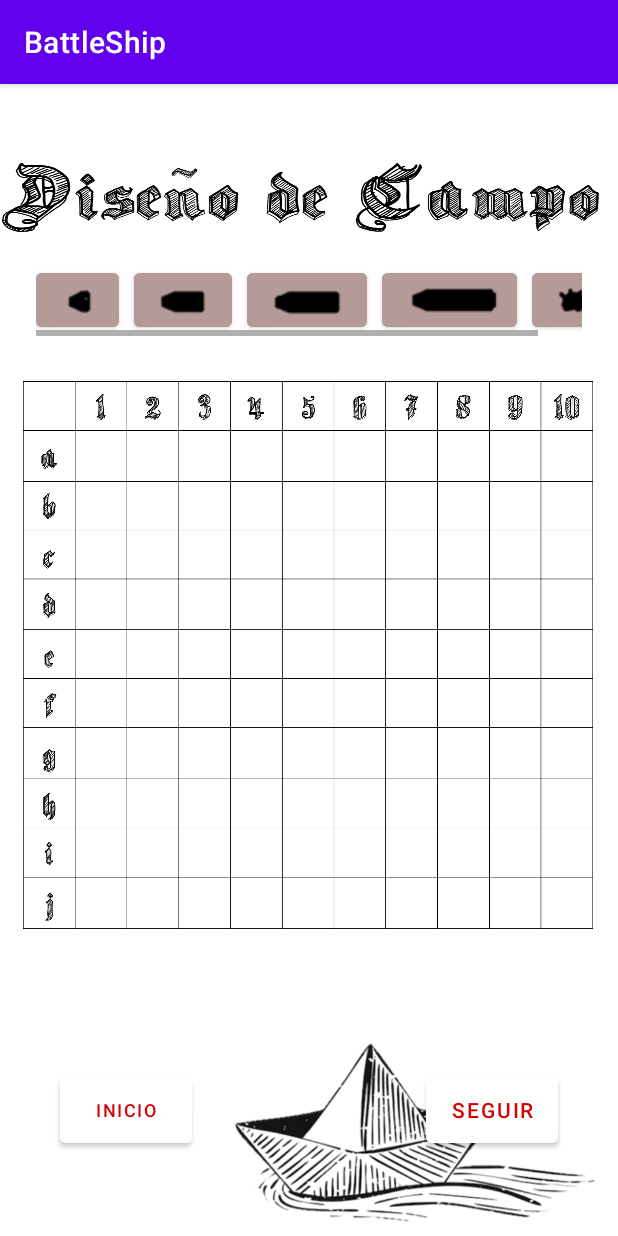
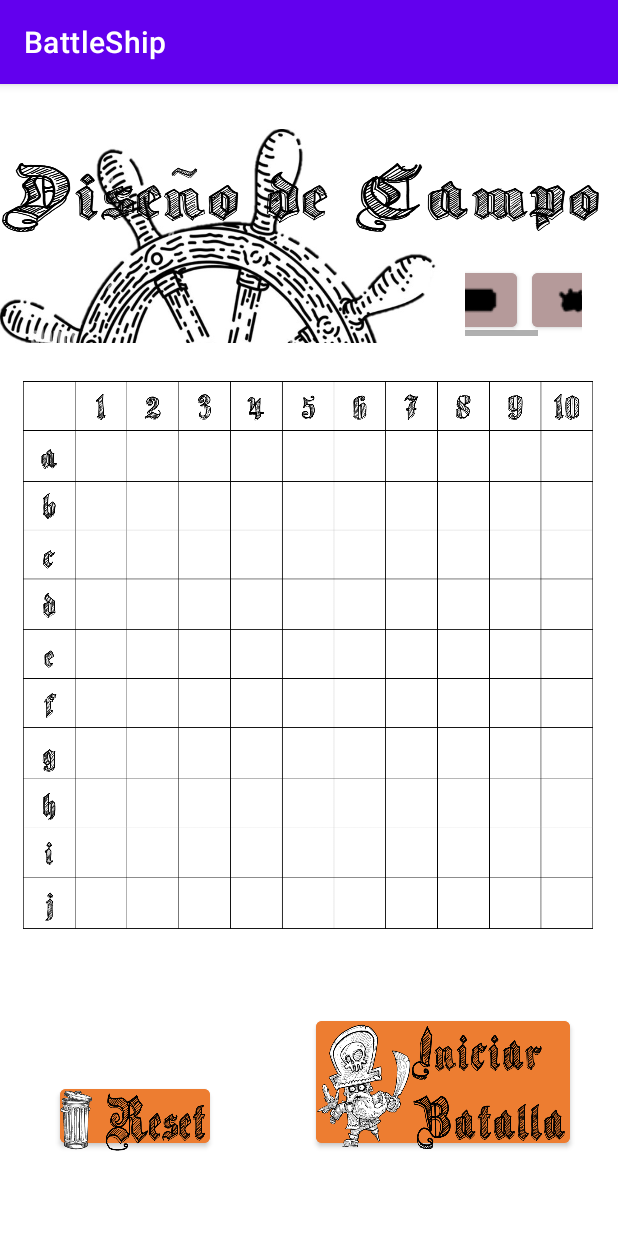
Before and after one commit to DimasSaucedo/BattleNavalAndroid, an Android app: the crea_tablero screen opened directly, with no data from a screen before it, on a phone screen of 412 x 824 dp. Run offline under Robolectric (Android 15) with nearby library versions, the phone set to English and light mode, and no system bars.

Commit message:
funcionalidad tablero y lista
agrege funcionalidad al botones de las vistas crea tablero y jugadoresLista, al igual que detalles de interfaz

```diff
--- a/app/src/main/java/com/example/battleship/crea_tablero.kt
+++ b/app/src/main/java/com/example/battleship/crea_tablero.kt
@@ -1,11 +1,24 @@
 package com.example.battleship
 
+import android.content.Intent
 import androidx.appcompat.app.AppCompatActivity
 import android.os.Bundle
+import android.widget.Button
 
 class crea_tablero : AppCompatActivity() {
     override fun onCreate(savedInstanceState: Bundle?) {
         super.onCreate(savedInstanceState)
         setContentView(R.layout.activity_crea_tablero)
+
+        val btnNext:Button=findViewById(R.id.btnNext)
+        val btnBorrar:Button=findViewById(R.id.btnNext)
+
+        btnNext.setOnClickListener{
+            val intent: Intent = Intent(this,campoBatalla::class.java)
+            startActivity(intent)
+        }
+        btnBorrar.setOnClickListener{
+            //borrar todas las naves
+        }
     }
 }
--- a/app/src/main/java/com/example/battleship/jugadoresLista.kt
+++ b/app/src/main/java/com/example/battleship/jugadoresLista.kt
@@ -1,11 +1,20 @@
 package com.example.battleship
 
+import android.content.Intent
 import androidx.appcompat.app.AppCompatActivity
 import android.os.Bundle
+import android.widget.Button
 
 class jugadoresLista : AppCompatActivity() {
     override fun onCreate(savedInstanceState: Bundle?) {
         super.onCreate(savedInstanceState)
         setContentView(R.layout.activity_jugadores_lista)
+
+        val btnDisenar:Button= findViewById(R.id.iniBatalla)
+
+        btnDisenar.setOnClickListener{
+            val intent: Intent = Intent(this,crea_tablero::class.java)
+            startActivity(intent)
+        }
     }
 }
--- a/app/src/main/res/layout/activity_crea_tablero.xml
+++ b/app/src/main/res/layout/activity_crea_tablero.xml
@@ -77,9 +77,18 @@
     </HorizontalScrollView>
 
     <ImageView
+        android:id="@+id/imageView6"
+        android:layout_width="310dp"
+        android:layout_height="408dp"
+        app:srcCompat="@drawable/timon"
+        tools:layout_editor_absoluteX="210dp"
+        tools:layout_editor_absoluteY="514dp" />
+
+    <ImageView
         android:id="@+id/imageView5"
         android:layout_width="381dp"
         android:layout_height="420dp"
+        android:background="#FFFFFF"
         app:layout_constraintBottom_toBottomOf="parent"
         app:layout_constraintEnd_toEndOf="parent"
         app:layout_constraintStart_toStartOf="parent"
@@ -88,35 +97,24 @@
         app:srcCompat="@drawable/tablero" />
 
     <Button
-        android:id="@+id/btnHome"
-        android:layout_width="wrap_content"
-        android:layout_height="56dp"
+        android:id="@+id/btnBorrar"
+        android:layout_width="100dp"
+        android:layout_height="wrap_content"
         android:layout_marginStart="40dp"
         android:layout_marginBottom="56dp"
-        android:backgroundTint="#FFFFFF"
-        android:text="Inicio"
-        android:textColor="#D50000"
-        android:textSize="12sp"
+        android:backgroundTint="#ed7d31"
+        android:foreground="@drawable/reset"
         app:layout_constraintBottom_toBottomOf="parent"
         app:layout_constraintStart_toStartOf="parent" />
 
-    <ImageView
-        android:id="@+id/imageView6"
-        android:layout_width="268dp"
-        android:layout_height="132dp"
-        app:layout_constraintBottom_toBottomOf="parent"
-        app:layout_constraintEnd_toEndOf="parent"
-        app:srcCompat="@drawable/barquito" />
-
     <Button
         android:id="@+id/btnNext"
-        android:layout_width="wrap_content"
-        android:layout_height="56dp"
-        android:layout_marginEnd="40dp"
+        android:layout_width="169dp"
+        android:layout_height="93dp"
+        android:layout_marginEnd="32dp"
         android:layout_marginBottom="56dp"
-        android:backgroundTint="#FFFFFF"
-        android:text="Seguir"
-        android:textColor="#D50000"
+        android:backgroundTint="#ed7d31"
+        android:foreground="@drawable/iniBatalla"
         app:layout_constraintBottom_toBottomOf="parent"
         app:layout_constraintEnd_toEndOf="parent" />
 
```
Also changed, not shown: app/src/main/res/drawable/iniBatalla.png (added), app/src/main/res/drawable/reset.png (added).
